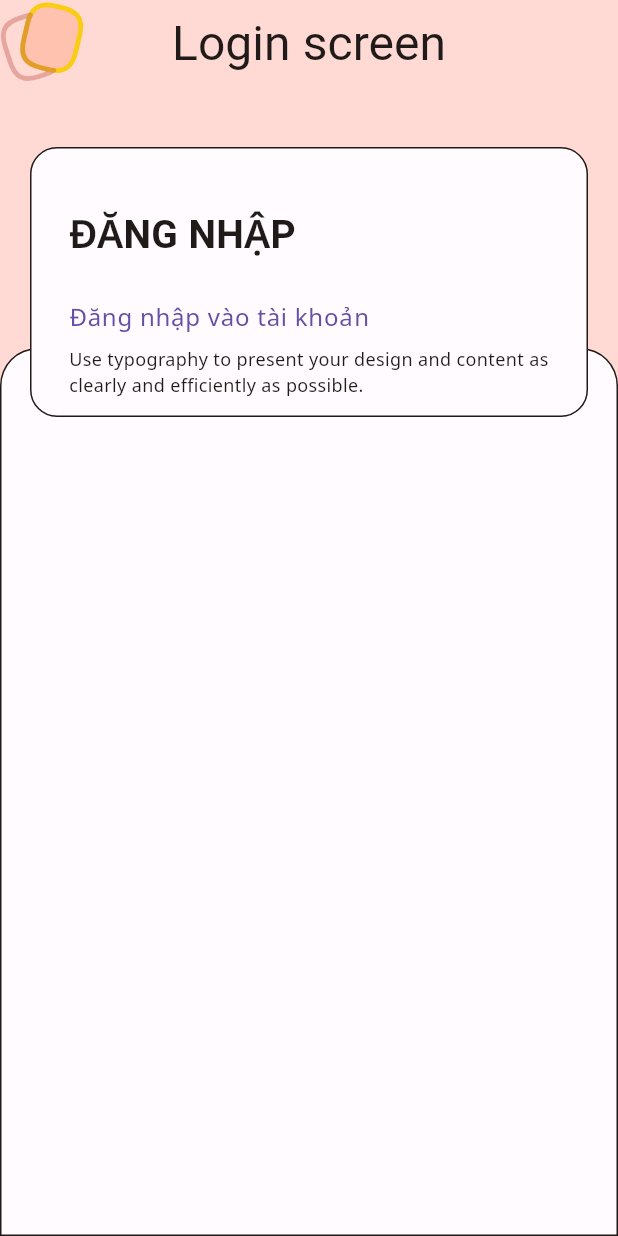
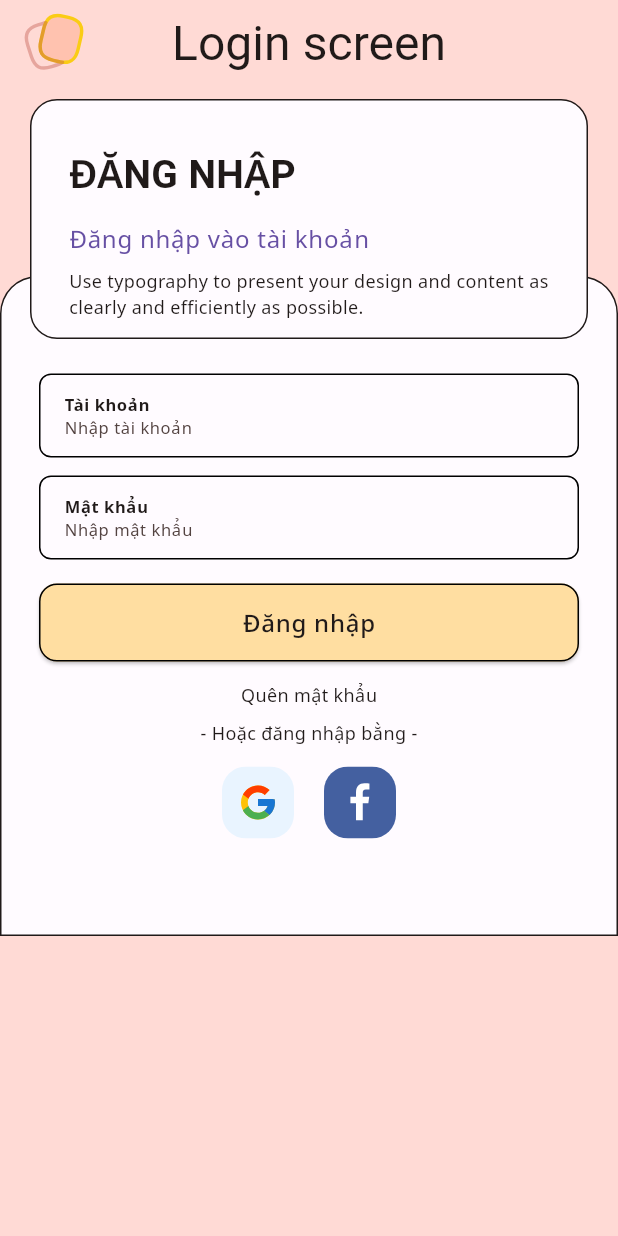
Before and after one commit to ThangStar/Flutter_note_app, a Flutter app: the LoginScreen screen opened by its route, on a phone screen of 412 x 824 dp. Run offline on Flutter 3.47's test engine with Material 2 defaults, Android fonts, the phone set to English and light mode, and no system bars; our stand-ins replace bloc, equatable, flutter_svg, google_fonts.

Commit message:
added content login screen

```diff
--- /dev/null
+++ b/lib/blocs/test_app/bloc/test_app_bloc.dart
@@ -0,0 +1,15 @@
+import 'dart:async';
+
+import 'package:bloc/bloc.dart';
+import 'package:equatable/equatable.dart';
+
+part 'test_app_event.dart';
+part 'test_app_state.dart';
+
+class TestAppBloc extends Bloc<TestAppEvent, TestAppState> {
+  TestAppBloc() : super(TestAppInitial()) {
+    on<TestAppEvent>((event, emit) {
+      // TODO: implement event handler
+    });
+  }
+}
--- /dev/null
+++ b/lib/blocs/test_app/bloc/test_app_event.dart
@@ -0,0 +1,5 @@
+part of 'test_app_bloc.dart';
+
+abstract class TestAppEvent extends Equatable {
+  const TestAppEvent();
+}
--- /dev/null
+++ b/lib/blocs/test_app/bloc/test_app_state.dart
@@ -0,0 +1,10 @@
+part of 'test_app_bloc.dart';
+
+abstract class TestAppState extends Equatable {
+  const TestAppState();
+}
+
+class TestAppInitial extends TestAppState {
+  @override
+  List<Object> get props => [];
+}
--- a/lib/main.dart
+++ b/lib/main.dart
@@ -1,6 +1,7 @@
 import 'package:flutter/material.dart';
 import 'package:note_app/ui/screens/login/login_screen.dart';
 import 'package:note_app/ui/screens/register/register_screen.dart';
+import 'package:note_app/ui/screens/test_app/test_app.dart';
 import 'package:note_app/ui/theme/color_schemes.dart';
 import 'package:note_app/ui/theme/text_theme.dart';
 
@@ -20,10 +21,11 @@ class MyApp extends StatelessWidget {
           textTheme: textTheme),
       // darkTheme: ThemeData(useMaterial3: true, colorScheme: darkColorScheme),
 
-      initialRoute: 'login',
+      initialRoute: '/test_app',
       routes: {
-        'login': (context) => const LoginScreen(),
-        'register': (context) => const RegisterScreen()
+        '/login': (context) => const LoginScreen(),
+        '/register': (context) => const RegisterScreen(),
+        '/test_app': (context) => const TestAppScreen()
       },
       debugShowCheckedModeBanner: false,
     );
--- a/lib/ui/screens/login/login_screen.dart
+++ b/lib/ui/screens/login/login_screen.dart
@@ -1,32 +1,61 @@
 import 'package:flutter/material.dart';
 import 'package:flutter_svg/flutter_svg.dart';
-import 'package:indexed/indexed.dart';
+import 'package:note_app/ui/widgets/my_button.dart';
+import 'package:note_app/ui/widgets/my_textfield.dart';
 
-class LoginScreen extends StatelessWidget {
+class LoginScreen extends StatefulWidget {
   const LoginScreen({super.key});
 
   @override
+  State<LoginScreen> createState() => _LoginScreenState();
+}
+
+class _LoginScreenState extends State<LoginScreen>
+    with SingleTickerProviderStateMixin {
+  @override
+  void initState() {
+    super.initState();
+  }
+
+  @override
   Widget build(BuildContext context) {
-    const double heightHeaderContainer = 180;
+    const double heightHeaderContainer = 160;
     return Scaffold(
       backgroundColor: Theme.of(context).colorScheme.primaryContainer,
-      appBar: AppBar(
+      // appBar: AppBar(
+      //   backgroundColor: Theme.of(context).colorScheme.primaryContainer,
+      //   leading: Padding(
+      //     padding: const EdgeInsets.only(left: 16),
+      //     child: SvgPicture.asset(
+      //       'assets/images/logo.svg',
+      //     ),
+      //   ),
+      //   centerTitle: true,
+      //   title: const Text("Login screen"),
+      // ),
+      body: NestedScrollView(
+        headerSliverBuilder: (BuildContext context, bool innerBoxIsScrolled) {
+          return [
+            SliverAppBar(
+              floating: true,
               backgroundColor: Theme.of(context).colorScheme.primaryContainer,
-        leading: SvgPicture.asset(
+              leading: Padding(
+                padding: const EdgeInsets.only(left: 16.0),
+                child: SvgPicture.asset(
                   'assets/images/logo.svg',
+                ),
               ),
               centerTitle: true,
               title: const Text("Login screen"),
             ),
-      body: Padding(
-        padding: const EdgeInsets.only(top: 32),
+          ];
+        },
+        body: SingleChildScrollView(
           child: Stack(
             children: [
               Container(
                   margin:
                       const EdgeInsets.only(top: heightHeaderContainer * 4 / 5),
-                width: double.infinity,
-                height: double.infinity,
                   decoration: BoxDecoration(
                     color: Theme.of(context).colorScheme.background,
                     border: Border.all(
@@ -35,15 +64,16 @@ class LoginScreen extends StatelessWidget {
                         topLeft: Radius.circular(25),
                         topRight: Radius.circular(25)),
                   ),
-                child: const Padding(
-                    padding:
-                        EdgeInsets.symmetric(horizontal: 25, vertical: 12))),
+                  child: Padding(
+                      padding: const EdgeInsets.symmetric(
+                          horizontal: 25,
+                          vertical: heightHeaderContainer * 2 / 5),
+                      child: contentLogin())),
               Positioned(
                 top: 10,
                 right: 20,
                 left: 20,
                 child: Container(
-                width: double.infinity,
                   height: heightHeaderContainer,
                   clipBehavior: Clip.none,
                   decoration: BoxDecoration(
@@ -55,7 +85,7 @@ class LoginScreen extends StatelessWidget {
                       padding: const EdgeInsets.symmetric(
                           horizontal: 25, vertical: 12),
                       child: Container(
-                        margin: const EdgeInsets.only(top: 24),
+                          margin: const EdgeInsets.only(top: 16),
                           child: Column(
                               mainAxisAlignment: MainAxisAlignment.spaceBetween,
                               crossAxisAlignment: CrossAxisAlignment.start,
@@ -90,6 +120,59 @@ class LoginScreen extends StatelessWidget {
             ],
           ),
         ),
+      ),
+    );
+  }
+
+  Widget contentLogin() {
+    TextEditingController txtControllerUsername =
+        TextEditingController(text: "");
+    TextEditingController txtControllerPassword =
+        TextEditingController(text: "");
+    return Column(
+      children: [
+        MyTextField(
+          textController: txtControllerUsername,
+          label: 'Tài khoản',
+          hintText: 'Nhập tài khoản',
+        ),
+        const SizedBox(
+          height: 12,
+        ),
+        MyTextField(
+          textController: txtControllerPassword,
+          hintText: 'Nhập mật khẩu',
+          label: 'Mật khẩu',
+        ),
+        const SizedBox(
+          height: 16,
+        ),
+        const MyButton(
+          label: "Đăng nhập",
+        ),
+        const SizedBox(
+          height: 14,
+        ),
+        const Text("Quên mật khẩu"),
+        const SizedBox(
+          height: 8,
+        ),
+        const Text("- Hoặc đăng nhập bằng -"),
+        const SizedBox(
+          height: 14,
+        ),
+        Row(
+          mainAxisAlignment: MainAxisAlignment.center,
+          children: [
+            SvgPicture.asset(height: 48, width: 48, "assets/images/google.svg"),
+            const SizedBox(
+              width: 20,
+            ),
+            SvgPicture.asset(
+                height: 48, width: 48, "assets/images/facebook.svg")
+          ],
+        ),
+      ],
     );
   }
 }
--- /dev/null
+++ b/lib/ui/screens/test_app/test_app.dart
@@ -0,0 +1,21 @@
+import 'package:flutter/material.dart';
+
+class TestAppScreen extends StatelessWidget {
+  const TestAppScreen({super.key});
+
+  @override
+  Widget build(BuildContext context) {
+    return Scaffold(
+      appBar: AppBar(
+        title: Text('test app'),
+      ),
+      body: Container(
+        child: Column(
+          children: [
+
+          ],
+        ),
+      ),
+    );
+  }
+}
--- /dev/null
+++ b/lib/ui/widgets/my_button.dart
@@ -0,0 +1,31 @@
+import 'package:flutter/material.dart';
+
+class MyButton extends StatelessWidget {
+  const MyButton({super.key, required this.label});
+  final String label;
+
+  @override
+  Widget build(BuildContext context) {
+    return FractionallySizedBox(
+      widthFactor: 1,
+      child: ElevatedButton(
+          style: ButtonStyle(
+              shape: MaterialStatePropertyAll(RoundedRectangleBorder(
+                  side: const BorderSide(width: 1),
+                  borderRadius: BorderRadius.circular(12))),
+              backgroundColor: MaterialStatePropertyAll(
+                  Theme.of(context).colorScheme.secondaryContainer)),
+          onPressed: () {},
+          child: Padding(
+            padding: const EdgeInsets.symmetric(vertical: 14),
+            child: Text(
+              label,
+              style: Theme.of(context)
+                  .textTheme
+                  .bodyLarge
+                  ?.copyWith(fontWeight: FontWeight.w500),
+            ),
+          )),
+    );
+  }
+}
--- /dev/null
+++ b/lib/ui/widgets/my_textfield.dart
@@ -0,0 +1,42 @@
+import 'package:flutter/material.dart';
+
+class MyTextField extends StatelessWidget {
+  const MyTextField(
+      {super.key,
+      required this.textController,
+      this.hintText = "",
+      this.label = ""});
+
+  final TextEditingController textController;
+  final String hintText;
+  final String label;
+
+  @override
+  Widget build(BuildContext context) {
+    return Container(
+      padding: const EdgeInsets.symmetric(horizontal: 16, vertical: 12),
+      decoration: BoxDecoration(
+          borderRadius: BorderRadius.circular(8), border: Border.all(width: 1)),
+      child: Column(
+        crossAxisAlignment: CrossAxisAlignment.start,
+        children: [
+          Text(
+            label,
+            style: Theme.of(context)
+                .textTheme
+                .bodySmall
+                ?.copyWith(fontWeight: FontWeight.bold),
+          ),
+          TextField(
+              style: Theme.of(context).textTheme.bodySmall,
+              decoration: InputDecoration(
+                  hintText: hintText,
+                  isDense: true,
+                  contentPadding: const EdgeInsets.all(0),
+                  border: InputBorder.none),
+              controller: textController),
+        ],
+      ),
+    );
+  }
+}
--- a/pubspec.yaml
+++ b/pubspec.yaml
@@ -38,6 +38,8 @@ dependencies:
   flutter_svg: ^2.0.7
   indexed: ^0.0.8
   google_fonts: ^5.1.0
+  equatable: ^2.0.5
+  flutter_bloc: ^8.1.3
 
 dev_dependencies:
   flutter_test:
```
Also changed, not shown: assets/images/a.png (deleted), assets/images/facebook.svg (added), assets/images/google.svg (added), pubspec.lock. Lines whose indentation alone changed are shown as unchanged.
